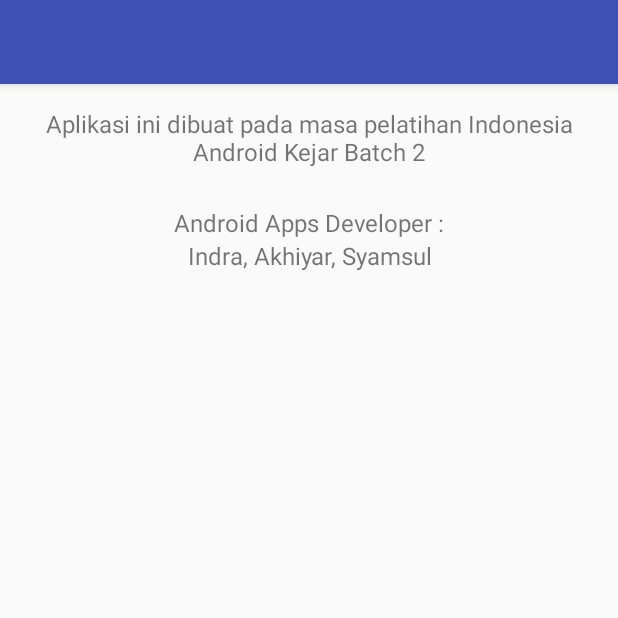
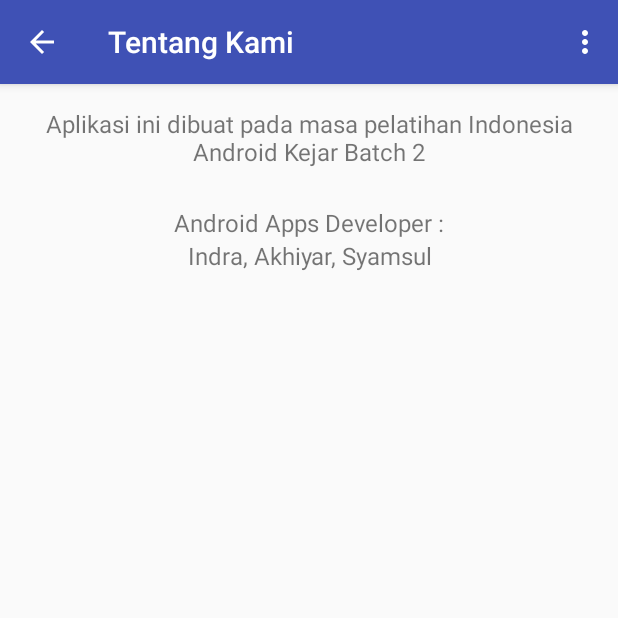
Before and after one commit to akhiyarwaladi/ADAPPS, an Android app: the Keterangan screen opened directly, with no data from a screen before it, on a phone screen of 412 x 824 dp, the top half of it. Run offline under Robolectric (Android 15) with nearby library versions, the light colour scheme and no system bars.

Commit message:
tentang kami

```diff
--- a/app/src/main/java/com/example/aw/adapps/Activities/Keterangan.java
+++ b/app/src/main/java/com/example/aw/adapps/Activities/Keterangan.java
@@ -1,15 +1,54 @@
 package com.example.aw.adapps.Activities;
 
+import android.content.Intent;
 import android.support.v7.app.AppCompatActivity;
 import android.os.Bundle;
+import android.support.v7.widget.Toolbar;
+import android.view.Menu;
+import android.view.MenuItem;
+import android.widget.Toast;
 
 import com.example.aw.adapps.R;
 
 public class Keterangan extends AppCompatActivity {
-
+    private Toolbar toolbar;
     @Override
     protected void onCreate(Bundle savedInstanceState) {
         super.onCreate(savedInstanceState);
         setContentView(R.layout.keterangan);
+
+        toolbar = (Toolbar)findViewById(R.id.tool_bar);
+        setSupportActionBar(toolbar);
+        getSupportActionBar().setTitle("Tentang Kami");
+        getSupportActionBar().setDisplayHomeAsUpEnabled(true);
+        getSupportActionBar().setDisplayShowHomeEnabled(true);
+    }
+    @Override
+    public boolean onCreateOptionsMenu(Menu menu) {
+        getMenuInflater().inflate(R.menu.utama, menu);
+        return true;
+    }
+
+    @Override
+    public boolean onOptionsItemSelected(MenuItem item) {
+        int id = item.getItemId();
+
+        if (id == android.R.id.home) {
+            finish();
+        }
+        else if(id == R.id.action_logout){
+            Toast.makeText(this, "logout", Toast.LENGTH_SHORT).show();
+            return true;
+        }
+        else if(id == R.id.action_refresh){
+            Toast.makeText(this, "refresh", Toast.LENGTH_SHORT).show();
+            return true;
+        }
+        else if(id == R.id.action_about){
+            Intent intent = new Intent(this, Keterangan.class);
+            startActivity(intent);
+            return true;
+        }
+        return super.onOptionsItemSelected(item);
     }
 }
--- a/app/src/main/java/com/example/aw/adapps/Activities/MenuUtamaDetails.java
+++ b/app/src/main/java/com/example/aw/adapps/Activities/MenuUtamaDetails.java
@@ -100,6 +100,11 @@ public class MenuUtamaDetails extends AppCompatActivity {
             Toast.makeText(this, "refresh", Toast.LENGTH_SHORT).show();
             return true;
         }
+        else if(id == R.id.action_about){
+            Intent intent = new Intent(this, Keterangan.class);
+            startActivity(intent);
+            return true;
+        }
         return super.onOptionsItemSelected(item);
     }
 }
--- a/app/src/main/java/com/example/aw/adapps/Activities/MenuUtaman.java
+++ b/app/src/main/java/com/example/aw/adapps/Activities/MenuUtaman.java
@@ -1,5 +1,6 @@
 package com.example.aw.adapps.Activities;
 
+import android.content.Intent;
 import android.support.v7.app.AppCompatActivity;
 import android.os.Bundle;
 import android.support.v7.widget.LinearLayoutManager;
@@ -98,6 +99,11 @@ public class MenuUtaman extends AppCompatActivity {
             Toast.makeText(this, "refresh", Toast.LENGTH_SHORT).show();
             return true;
         }
+        else if(id == R.id.action_about){
+            Intent intent = new Intent(this, Keterangan.class);
+            startActivity(intent);
+            return true;
+        }
         return super.onOptionsItemSelected(item);
     }
 }
--- a/app/src/main/res/layout/keterangan.xml
+++ b/app/src/main/res/layout/keterangan.xml
@@ -4,7 +4,7 @@
     android:layout_width="match_parent"
     android:layout_height="match_parent"
     xmlns:app="http://schemas.android.com/apk/res-auto"
-    tools:context="id.go.jakartasmartcity.jscapps.Activities.AboutActivity"
+    tools:context="com.example.aw.adapps.Activities.Keterangan"
     android:orientation="vertical">
 
     <android.support.design.widget.AppBarLayout
--- a/app/src/main/res/menu/utama.xml
+++ b/app/src/main/res/menu/utama.xml
@@ -11,4 +11,9 @@
         android:title="Refresh"
         android:orderInCategory="200"
         app:showAsAction="never" />
+    <item
+        android:id="@+id/action_about"
+        android:title="About"
+        android:orderInCategory="300"
+        app:showAsAction="never" />
 </menu>
```
